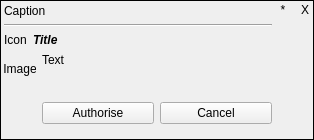
Above: src/plugins/notifications/notifywidget.ui from silvansky/Contacts before the change. Below: the same form after it.
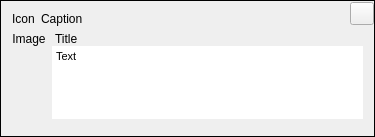
That is the form after the change. Custom widgets are drawn as their Qt base class.

What changed in the file:
```diff
--- a/src/plugins/notifications/notifywidget.ui
+++ b/src/plugins/notifications/notifywidget.ui
@@ -1,76 +1,36 @@
 <?xml version="1.0" encoding="UTF-8"?>
 <ui version="4.0">
  <class>NotifyWidgetClass</class>
- <widget class="QWidget" name="NotifyWidgetClass">
+ <widget class="QFrame" name="NotifyWidgetClass">
   <property name="geometry">
    <rect>
     <x>0</x>
     <y>0</y>
-    <width>298</width>
-    <height>140</height>
+    <width>375</width>
+    <height>137</height>
    </rect>
   </property>
-  <layout class="QVBoxLayout" name="verticalLayout_2">
-   <property name="spacing">
-    <number>0</number>
-   </property>
-   <property name="margin">
-    <number>0</number>
-   </property>
-   <item>
-    <widget class="QFrame" name="frmWindowFrame">
-     <property name="autoFillBackground">
-      <bool>true</bool>
+  <property name="styleSheet">
+   <string notr="true">QWidget#NotifyWidgetClass {  border: 1px solid black; }</string>
      </property>
      <property name="frameShape">
       <enum>QFrame::Box</enum>
      </property>
-     <property name="lineWidth">
-      <number>1</number>
-     </property>
-     <layout class="QHBoxLayout" name="horizontalLayout_4">
-      <property name="spacing">
-       <number>3</number>
-      </property>
-      <property name="leftMargin">
-       <number>3</number>
-      </property>
-      <property name="topMargin">
+  <layout class="QVBoxLayout" name="verticalLayout_2">
+   <property name="margin">
        <number>0</number>
       </property>
-      <property name="rightMargin">
-       <number>0</number>
-      </property>
-      <property name="bottomMargin">
-       <number>3</number>
-      </property>
       <item>
-       <layout class="QVBoxLayout" name="verticalLayout_3">
-        <property name="topMargin">
-         <number>3</number>
-        </property>
+    <layout class="QHBoxLayout" name="horizontalLayout_3">
         <item>
-         <widget class="QLabel" name="notifyCaption">
-          <property name="text">
-           <string notr="true">Caption</string>
-          </property>
-          <property name="textFormat">
-           <enum>Qt::PlainText</enum>
-          </property>
-          <property name="alignment">
-           <set>Qt::AlignLeading|Qt::AlignLeft|Qt::AlignVCenter</set>
-          </property>
-         </widget>
-        </item>
-        <item>
-         <widget class="Line" name="line">
-          <property name="orientation">
-           <enum>Qt::Horizontal</enum>
-          </property>
-         </widget>
-        </item>
-        <item>
+      <widget class="QWidget" name="wdtCaption" native="true">
          <layout class="QHBoxLayout" name="horizontalLayout_2">
+        <property name="rightMargin">
+         <number>0</number>
+        </property>
+        <property name="bottomMargin">
+         <number>0</number>
+        </property>
           <item>
            <widget class="QLabel" name="lblIcon">
             <property name="text">
@@ -79,194 +39,147 @@
            </widget>
           </item>
           <item>
-           <widget class="QLabel" name="lblTitle">
+         <widget class="QLabel" name="lblCaption">
             <property name="sizePolicy">
-             <sizepolicy hsizetype="Expanding" vsizetype="Fixed">
+           <sizepolicy hsizetype="Expanding" vsizetype="Preferred">
               <horstretch>0</horstretch>
               <verstretch>0</verstretch>
              </sizepolicy>
             </property>
-            <property name="font">
-             <font>
-              <weight>75</weight>
-              <italic>true</italic>
-              <bold>true</bold>
-             </font>
-            </property>
             <property name="text">
-             <string notr="true">Title</string>
+           <string notr="true">Caption</string>
             </property>
             <property name="textFormat">
              <enum>Qt::PlainText</enum>
             </property>
+          <property name="margin">
+           <number>3</number>
+          </property>
            </widget>
           </item>
          </layout>
+      </widget>
         </item>
         <item>
-         <layout class="QGridLayout" name="gridLayout">
-          <item row="0" column="1" rowspan="2">
-           <widget class="QLabel" name="lblText">
-            <property name="sizePolicy">
-             <sizepolicy hsizetype="Fixed" vsizetype="MinimumExpanding">
-              <horstretch>0</horstretch>
-              <verstretch>0</verstretch>
-             </sizepolicy>
-            </property>
-            <property name="minimumSize">
-             <size>
-              <width>230</width>
-              <height>32</height>
-             </size>
-            </property>
-            <property name="maximumSize">
-             <size>
-              <width>230</width>
-              <height>320</height>
-             </size>
-            </property>
-            <property name="text">
-             <string notr="true">Text</string>
-            </property>
-            <property name="alignment">
-             <set>Qt::AlignLeading|Qt::AlignLeft|Qt::AlignTop</set>
-            </property>
-            <property name="wordWrap">
+      <widget class="QToolButton" name="tlbOptions">
+       <property name="whatsThis">
+        <string>Setup Notifications</string>
+       </property>
+       <property name="autoRaise">
              <bool>true</bool>
             </property>
            </widget>
           </item>
-          <item row="0" column="0">
+     <item>
+      <widget class="CloseButton" name="clbClose"/>
+     </item>
+    </layout>
+   </item>
+   <item>
+    <widget class="QWidget" name="wdtText" native="true">
+     <layout class="QHBoxLayout" name="horizontalLayout">
+      <property name="topMargin">
+       <number>0</number>
+      </property>
+      <property name="bottomMargin">
+       <number>0</number>
+      </property>
+      <item>
            <widget class="QLabel" name="lblImage">
             <property name="enabled">
              <bool>true</bool>
             </property>
-            <property name="minimumSize">
-             <size>
-              <width>32</width>
-              <height>32</height>
-             </size>
-            </property>
-            <property name="maximumSize">
-             <size>
-              <width>32</width>
-              <height>32</height>
-             </size>
-            </property>
             <property name="text">
              <string notr="true">Image</string>
             </property>
             <property name="alignment">
-             <set>Qt::AlignCenter</set>
-            </property>
-           </widget>
-          </item>
-          <item row="1" column="0">
-           <spacer name="verticalSpacer_2">
-            <property name="orientation">
-             <enum>Qt::Vertical</enum>
-            </property>
-            <property name="sizeHint" stdset="0">
-             <size>
-              <width>0</width>
-              <height>0</height>
-             </size>
-            </property>
-           </spacer>
-          </item>
-          <item row="3" column="1">
-           <layout class="QHBoxLayout" name="horizontalLayout">
-            <property name="bottomMargin">
-             <number>12</number>
-            </property>
-            <item>
-             <widget class="QPushButton" name="authoriseButton">
-              <property name="text">
-               <string>Authorise</string>
-              </property>
-             </widget>
-            </item>
-            <item>
-             <widget class="QPushButton" name="cancelButton">
-              <property name="text">
-               <string>Cancel</string>
-              </property>
-             </widget>
-            </item>
-           </layout>
-          </item>
-         </layout>
-        </item>
-       </layout>
+         <set>Qt::AlignHCenter|Qt::AlignTop</set>
+        </property>
+       </widget>
       </item>
       <item>
        <layout class="QVBoxLayout" name="verticalLayout">
-        <item>
-         <layout class="QHBoxLayout" name="horizontalLayout_3">
-          <item>
-           <widget class="QToolButton" name="settingsButton">
-            <property name="minimumSize">
-             <size>
-              <width>16</width>
-              <height>16</height>
-             </size>
-            </property>
-            <property name="maximumSize">
-             <size>
-              <width>16</width>
-              <height>16</height>
-             </size>
-            </property>
+        <property name="spacing">
+         <number>0</number>
+        </property>
+        <item>
+         <widget class="QLabel" name="lblTitle">
             <property name="text">
-             <string>*</string>
-            </property>
-            <property name="autoRaise">
-             <bool>true</bool>
-            </property>
+           <string notr="true">Title</string>
+          </property>
+          <property name="textFormat">
+           <enum>Qt::PlainText</enum>
+          </property>
+          <property name="indent">
+           <number>3</number>
+          </property>
            </widget>
           </item>
           <item>
-           <widget class="QToolButton" name="closeButton">
-            <property name="minimumSize">
-             <size>
-              <width>16</width>
-              <height>16</height>
-             </size>
-            </property>
-            <property name="maximumSize">
-             <size>
-              <width>16</width>
-              <height>16</height>
-             </size>
-            </property>
-            <property name="styleSheet">
-             <string notr="true">min-height: 16px;
-max-height: 16px;</string>
-            </property>
-            <property name="text">
-             <string>X</string>
-            </property>
-            <property name="autoRaise">
-             <bool>true</bool>
-            </property>
+         <widget class="NotifyTextBrowser" name="tbrText">
+          <property name="focusPolicy">
+           <enum>Qt::NoFocus</enum>
+          </property>
+          <property name="frameShape">
+           <enum>QFrame::NoFrame</enum>
+          </property>
+          <property name="verticalScrollBarPolicy">
+           <enum>Qt::ScrollBarAlwaysOff</enum>
+          </property>
+          <property name="horizontalScrollBarPolicy">
+           <enum>Qt::ScrollBarAlwaysOff</enum>
+          </property>
+          <property name="html">
+           <string notr="true">&lt;!DOCTYPE HTML PUBLIC &quot;-//W3C//DTD HTML 4.0//EN&quot; &quot;http://www.w3.org/TR/REC-html40/strict.dtd&quot;&gt;
+&lt;html&gt;&lt;head&gt;&lt;meta name=&quot;qrichtext&quot; content=&quot;1&quot; /&gt;&lt;style type=&quot;text/css&quot;&gt;
+p, li { white-space: pre-wrap; }
+&lt;/style&gt;&lt;/head&gt;&lt;body style=&quot; font-family:'MS Shell Dlg 2'; font-size:8.25pt; font-weight:400; font-style:normal;&quot;&gt;
+&lt;p style=&quot; margin-top:0px; margin-bottom:0px; margin-left:0px; margin-right:0px; -qt-block-indent:0; text-indent:0px;&quot;&gt;&lt;span style=&quot; font-size:8pt;&quot;&gt;Text&lt;/span&gt;&lt;/p&gt;&lt;/body&gt;&lt;/html&gt;</string>
+          </property>
+          <property name="textInteractionFlags">
+           <set>Qt::NoTextInteraction</set>
+          </property>
+          <property name="openLinks">
+           <bool>false</bool>
+          </property>
            </widget>
           </item>
          </layout>
         </item>
+     </layout>
+    </widget>
+   </item>
         <item>
-         <spacer name="verticalSpacer">
+    <widget class="QWidget" name="wdtButtons" native="true">
+     <layout class="QHBoxLayout" name="horizontalLayout_4">
+      <property name="topMargin">
+       <number>0</number>
+      </property>
+      <item>
+       <spacer name="hspActionsLeft">
           <property name="orientation">
-           <enum>Qt::Vertical</enum>
+         <enum>Qt::Horizontal</enum>
           </property>
           <property name="sizeHint" stdset="0">
            <size>
-            <width>0</width>
+          <width>172</width>
             <height>0</height>
            </size>
           </property>
          </spacer>
         </item>
-       </layout>
+      <item>
+       <spacer name="hspActionsRight">
+        <property name="orientation">
+         <enum>Qt::Horizontal</enum>
+        </property>
+        <property name="sizeHint" stdset="0">
+         <size>
+          <width>171</width>
+          <height>0</height>
+         </size>
+        </property>
+       </spacer>
       </item>
      </layout>
     </widget>
@@ -274,6 +187,18 @@
   </layout>
  </widget>
  <layoutdefault spacing="6" margin="11"/>
+ <customwidgets>
+  <customwidget>
+   <class>NotifyTextBrowser</class>
+   <extends>QTextBrowser</extends>
+   <header>notifytextbrowser.h</header>
+  </customwidget>
+  <customwidget>
+   <class>CloseButton</class>
+   <extends>QToolButton</extends>
+   <header>utils/closebutton.h</header>
+  </customwidget>
+ </customwidgets>
  <resources/>
  <connections/>
 </ui>
```
Left out of the diff: 2 changed lines with no effect on the pictures. Lines whose indentation alone changed are shown as unchanged.
